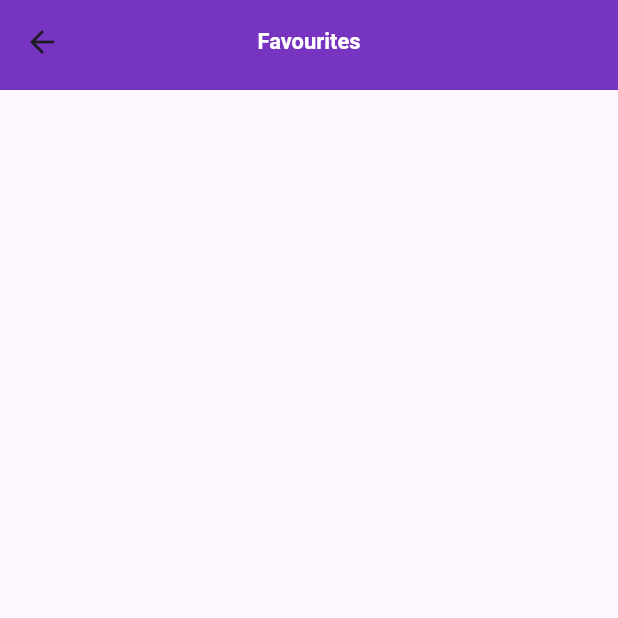
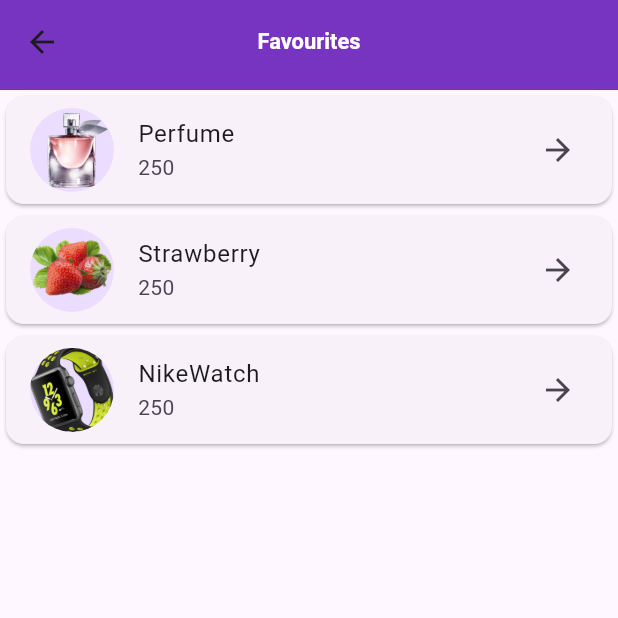
Before and after one commit to Androidaareesh/Takeurs-userapp, a Flutter app: the Favourites screen opened directly, on a phone screen of 412 x 824 dp, the top half of it. Run offline on Flutter 3.47's test engine with Material 2 defaults, Android fonts, the phone set to English and light mode, and no system bars; our stand-ins replace carousel_slider, dots_indicator, flutter_svg.

Commit message:
favourite page updated

```diff
--- a/lib/Screens/Favourites.dart
+++ b/lib/Screens/Favourites.dart
@@ -1,5 +1,9 @@
 import 'package:flutter/material.dart';
 import 'package:takeurs_userapp/Materials/custom_appbar.dart';
+
+import 'Favourites.dart';
+import 'ProductPage.dart';
+
 
 class Favourites extends StatefulWidget {
   const Favourites({super.key});
@@ -9,10 +13,57 @@
 }
 
 class _FavouritesState extends State<Favourites> {
+  // ignore: non_constant_identifier_names
+  List <Product> products = [
+     Product(
+        image: 'assets/svg_icons/i perfume.png',
+        price: '250',
+        productname: 'Perfume'),
+         Product(
+        image: 'assets/svg_icons/strawberry.png',
+        price: '250',
+        productname: 'Strawberry'),
+         Product(
+        image: 'assets/svg_icons/Nikewatch.png',
+        price: '250',
+        productname: 'NikeWatch')
+  ];
   @override
   Widget build(BuildContext context) {
     return Scaffold(
       appBar: customAppBar(title: "Favourites", context: context),
+      body: ListView.builder(
+        itemCount: products.length,
+        itemBuilder: (context,index){
+          final product = products[index];
+          return Card(
+        child:ListTile(
+          leading: CircleAvatar(
+            radius: 28,
+            backgroundImage: AssetImage(product.image),
+          ),
+          title:Text(product.productname) ,
+          subtitle: Text(product.price) ,
+          trailing: const Icon(Icons.arrow_forward),
+          onTap: (){
+             Navigator.push(context, MaterialPageRoute(builder: (context)=>ProductPage(product: product,)));
+          },
+        ) ,
+         );
+        }),
     );
   }
 }
+
+class Product{
+  late final String productname;
+  late final String price;
+  late final String image;
+
+  // ignore: non_constant_identifier_names
+   Product ({
+    required this.productname,
+    required this.price,
+    required this.image
+  });
+}
--- a/pubspec.yaml
+++ b/pubspec.yaml
@@ -98,7 +98,9 @@
     - assets/svg_icons/shop.png
     - assets/svg_icons/more.png
     - assets/svg_icons/milk.png
-
+    - assets/svg_icons/strawberry.png
+    - assets/svg_icons/Nikewatch.png
+    - assets/svg_icons/i perfume.png
 
   # An image asset can refer to one or more resolution-specific "variants", see
   # https://flutter.dev/assets-and-images/#resolution-aware
```
Also changed, not shown: lib/Screens/ProductPage.dart (added, +50 -0 lines), assets/svg_icons/Nikewatch.png (added), assets/svg_icons/i perfume.png (added), assets/svg_icons/strawberry.png (added).
